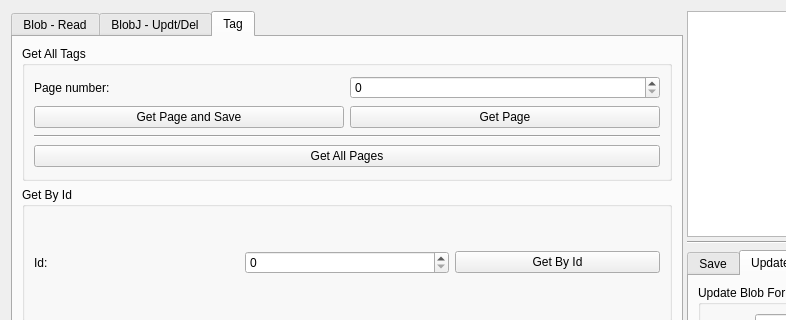
First picture: the form in dialog.ui, repository AyNeumann/DraftQtProject, before the edit; both pictures show x 0 to 786 and y 0 to 320 of the 1256 by 767 pixel window.
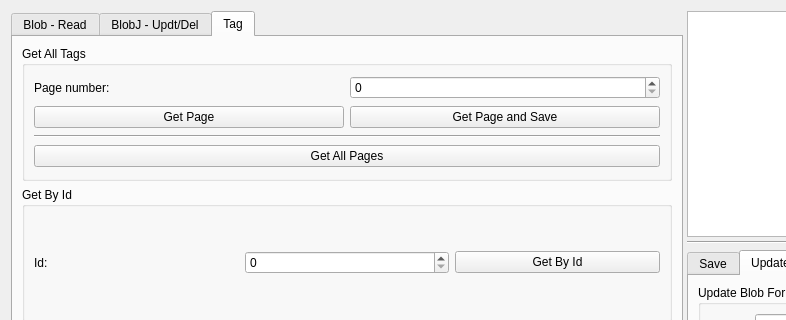
Second picture: the form after the edit. The open tabs and pages were chosen to show the change.

Commit message: END ADD TAG MANAGEMENT UI

The edit to the form file:
```diff
--- a/dialog.ui
+++ b/dialog.ui
@@ -574,19 +574,19 @@
            <item>
             <layout class="QHBoxLayout" name="horizontalLayout_20">
              <item>
-              <widget class="QPushButton" name="pushButton_2">
-               <property name="text">
-                <string>Get Page and Save</string>
-               </property>
-              </widget>
-             </item>
-             <item>
-              <widget class="QPushButton" name="pushButton">
+              <widget class="QPushButton" name="pb_GetPage_Tag">
                <property name="text">
                 <string>Get Page</string>
                </property>
               </widget>
              </item>
+             <item>
+              <widget class="QPushButton" name="pB_GetPageAndSave_Tag">
+               <property name="text">
+                <string>Get Page and Save</string>
+               </property>
+              </widget>
+             </item>
             </layout>
            </item>
            <item>
```
Left out of the diff: 24 changed lines with no effect on the pictures. The commit also changes 2 other files.
